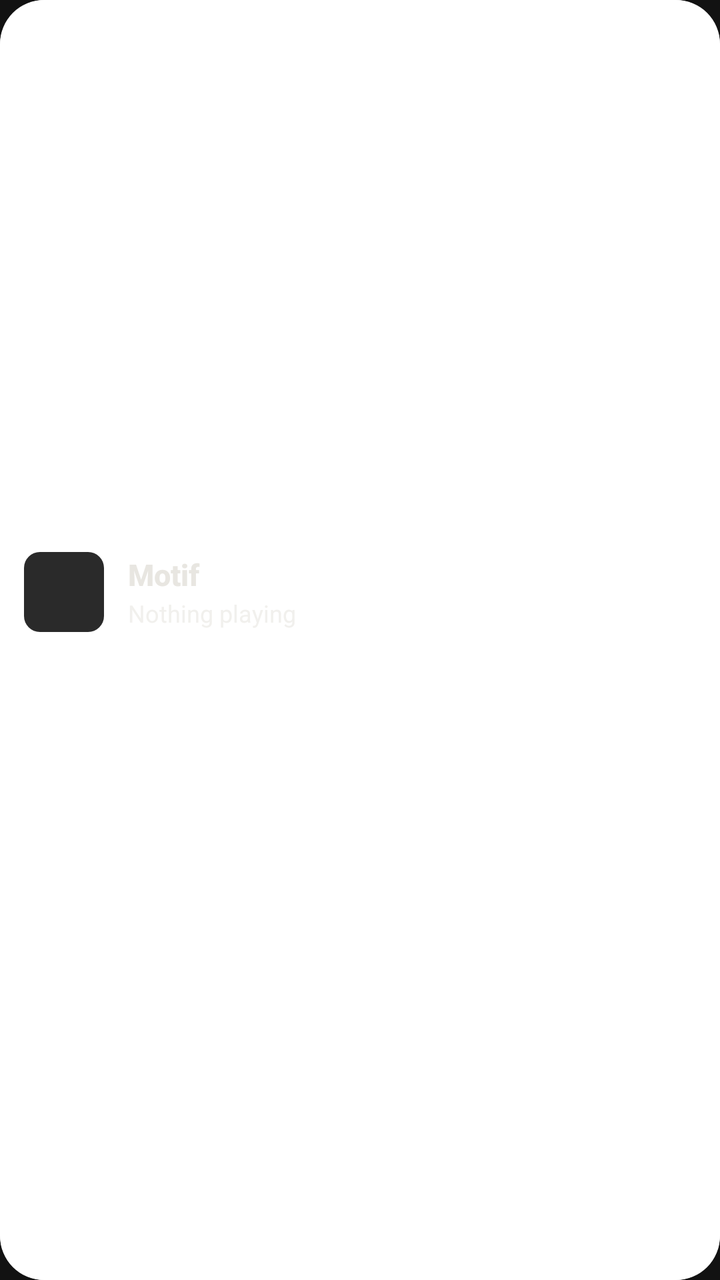
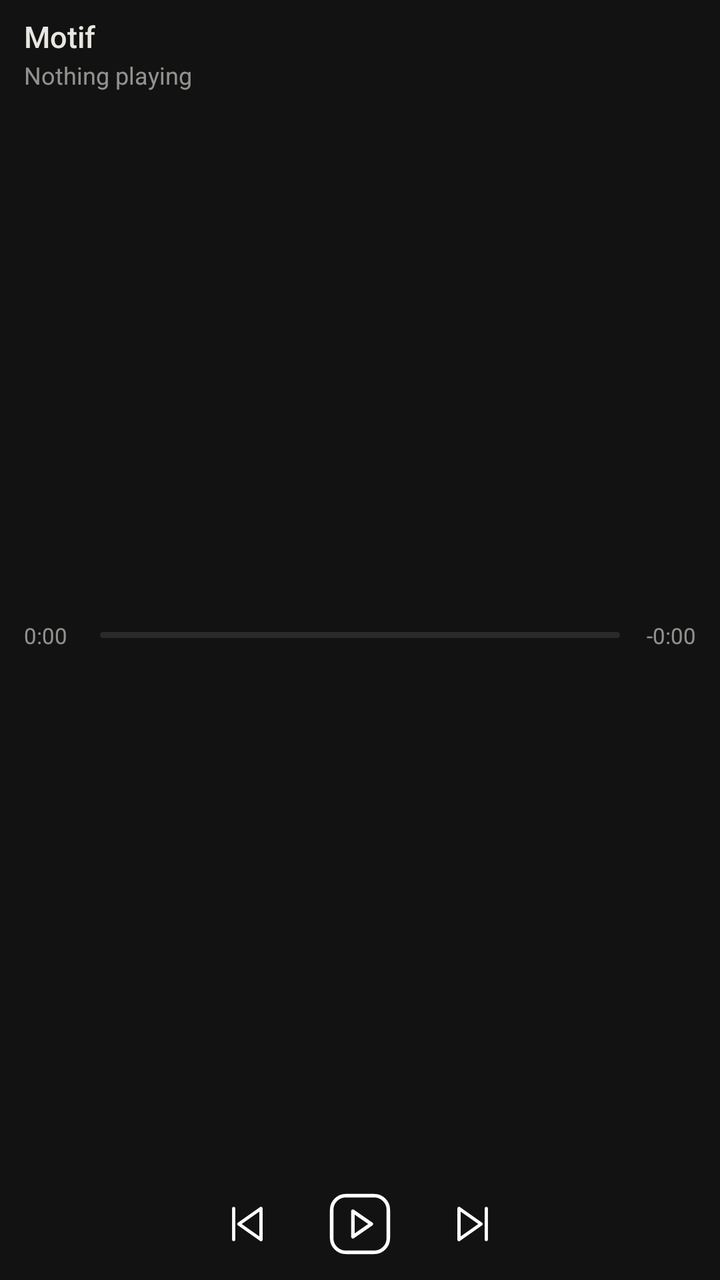

Screens rendered from an Android XML layout before and after an edit, with the pre-edit source and the edit as a unified diff.
<!-- AndroidManifest.xml: application theme Theme.Motif -->
<!-- res/layout/widget_motif.xml -->
<?xml version="1.0" encoding="utf-8"?>
<FrameLayout xmlns:android="http://schemas.android.com/apk/res/android"
    android:id="@+id/widget_root"
    android:layout_width="match_parent"
    android:layout_height="match_parent">

    <ImageView
        android:id="@+id/widget_bg"
        android:layout_width="match_parent"
        android:layout_height="match_parent"
        android:scaleType="fitXY"
        android:src="@drawable/widget_bg"
        android:importantForAccessibility="no" />

    <ImageView
        android:id="@+id/widget_glow"
        android:layout_width="match_parent"
        android:layout_height="match_parent"
        android:scaleType="fitXY"
        android:src="@drawable/widget_glow"
        android:importantForAccessibility="no" />

    <LinearLayout
        android:layout_width="match_parent"
        android:layout_height="match_parent"
        android:orientation="vertical"
        android:paddingStart="12dp"
        android:paddingEnd="12dp"
        android:paddingTop="8dp"
        android:paddingBottom="8dp">

        <LinearLayout
            android:id="@+id/widget_text_row"
            android:layout_width="match_parent"
            android:layout_height="0dp"
            android:layout_weight="1"
            android:gravity="center_vertical"
            android:orientation="horizontal">

            <ImageView
                android:id="@+id/widget_art"
                android:layout_width="40dp"
                android:layout_height="40dp"
                android:layout_marginEnd="12dp"
                android:background="@drawable/widget_art_bg"
                android:scaleType="centerCrop"
                android:contentDescription="Widget settings" />

            <LinearLayout
                android:id="@+id/widget_text"
                android:layout_width="0dp"
                android:layout_height="wrap_content"
                android:layout_weight="1"
                android:orientation="vertical">

                <TextView
                    android:id="@+id/widget_title"
                    android:layout_width="match_parent"
                    android:layout_height="wrap_content"
                    android:ellipsize="end"
                    android:maxLines="1"
                    android:textColor="#E8E6E1"
                    android:textSize="15sp"
                    android:textStyle="bold"
                    android:fontFamily="sans-serif-medium"
                    android:text="Motif" />

                <TextView
                    android:id="@+id/widget_artist"
                    android:layout_width="match_parent"
                    android:layout_height="wrap_content"
                    android:layout_marginTop="1dp"
                    android:ellipsize="end"
                    android:maxLines="1"
                    android:alpha="0.6"
                    android:textColor="#E8E6E1"
                    android:textSize="12sp"
                    android:text="Nothing playing" />
            </LinearLayout>
        </LinearLayout>

        
        <LinearLayout
            android:layout_width="match_parent"
            android:layout_height="44dp"
            android:layout_marginTop="4dp"
            android:orientation="horizontal">

            <FrameLayout
                android:id="@+id/widget_prev_cell"
                android:layout_width="0dp"
                android:layout_height="match_parent"
                android:layout_weight="1">

                <ImageButton
                    android:id="@+id/widget_prev"
                    android:layout_width="44dp"
                    android:layout_height="44dp"
                    android:layout_gravity="center"
                    android:background="@android:color/transparent"
                    android:contentDescription="Previous"
                    android:padding="11dp"
                    android:scaleType="fitCenter"
                    android:src="@drawable/ic_prev" />
            </FrameLayout>

            <FrameLayout
                android:layout_width="0dp"
                android:layout_height="match_parent"
                android:layout_weight="1">

                <FrameLayout
                    android:layout_width="44dp"
                    android:layout_height="44dp"
                    android:layout_gravity="center">

                    <ImageView
                        android:id="@+id/widget_play_bg"
                        android:layout_width="match_parent"
                        android:layout_height="match_parent"
                        android:src="@drawable/widget_circle"
                        android:importantForAccessibility="no" />

                    <ImageButton
                        android:id="@+id/widget_play"
                        android:layout_width="match_parent"
                        android:layout_height="match_parent"
                        android:background="@android:color/transparent"
                        android:contentDescription="Play or pause"
                        android:padding="12dp"
                        android:scaleType="fitCenter"
                        android:src="@drawable/ic_play" />
                </FrameLayout>
            </FrameLayout>

            <FrameLayout
                android:id="@+id/widget_next_cell"
                android:layout_width="0dp"
                android:layout_height="match_parent"
                android:layout_weight="1">

                <ImageButton
                    android:id="@+id/widget_next"
                    android:layout_width="44dp"
                    android:layout_height="44dp"
                    android:layout_gravity="center"
                    android:background="@android:color/transparent"
                    android:contentDescription="Next"
                    android:padding="11dp"
                    android:scaleType="fitCenter"
                    android:src="@drawable/ic_next" />
            </FrameLayout>
        </LinearLayout>
    </LinearLayout>
</FrameLayout>
<!-- resources referenced by this layout -->
<resources>
  <!-- drawable ic_next (drawable) -->
  <vector xmlns:android="http://schemas.android.com/apk/res/android" android:width="24dp" android:height="24dp" android:viewportWidth="24" android:viewportHeight="24">
      <path android:fillColor="#FFFFFFFF" android:pathData="M16,5h2v14h-2zM4,5v14l11,-7z" />
  </vector>
  <!-- drawable ic_play (drawable) -->
  <vector xmlns:android="http://schemas.android.com/apk/res/android" android:width="24dp" android:height="24dp" android:viewportWidth="24" android:viewportHeight="24">
      <path android:fillColor="#FFFFFFFF" android:pathData="M8,5v14l11,-7z" />
  </vector>
  <!-- drawable ic_prev (drawable) -->
  <vector xmlns:android="http://schemas.android.com/apk/res/android" android:width="24dp" android:height="24dp" android:viewportWidth="24" android:viewportHeight="24">
      <path android:fillColor="#FFFFFFFF" android:pathData="M6,5h2v14H6zM20,5v14L9,12z" />
  </vector>
  <!-- drawable widget_art_bg (drawable) -->
  <?xml version="1.0" encoding="utf-8"?>
  <shape xmlns:android="http://schemas.android.com/apk/res/android" android:shape="rectangle">
      <solid android:color="#FF2A2A2A" />
      <corners android:radius="8dp" />
  </shape>
  <!-- drawable widget_bg (drawable) -->
  <?xml version="1.0" encoding="utf-8"?>
  <shape xmlns:android="http://schemas.android.com/apk/res/android" android:shape="rectangle">
      <solid android:color="#FFFFFFFF" />
      <corners android:radius="22dp" />
  </shape>
  <!-- drawable widget_circle (drawable) -->
  <?xml version="1.0" encoding="utf-8"?>
  <shape xmlns:android="http://schemas.android.com/apk/res/android" android:shape="oval">
      <solid android:color="#FFFFFFFF" />
  </shape>
  <!-- drawable widget_glow (drawable) -->
  <?xml version="1.0" encoding="utf-8"?>
  <shape xmlns:android="http://schemas.android.com/apk/res/android" android:shape="rectangle">
      <stroke android:width="1.5dp" android:color="#FFFFFFFF" />
      <corners android:radius="22dp" />
  </shape>
  <style name="Theme.Motif" parent="android:Theme.Material.NoActionBar">
          <item name="android:windowBackground">#121212</item>
          <item name="android:statusBarColor">#121212</item>
          <item name="android:navigationBarColor">#121212</item>
          <item name="android:windowLightStatusBar">false</item>
      </style>
</resources>

<!-- the commit's change to res/layout/widget_motif.xml (unified diff, before → after) -->
@@ -12,14 +12,6 @@
         android:src="@drawable/widget_bg"
         android:importantForAccessibility="no" />
 
-    <ImageView
-        android:id="@+id/widget_glow"
-        android:layout_width="match_parent"
-        android:layout_height="match_parent"
-        android:scaleType="fitXY"
-        android:src="@drawable/widget_glow"
-        android:importantForAccessibility="no" />
-
     <LinearLayout
         android:layout_width="match_parent"
         android:layout_height="match_parent"
@@ -27,13 +19,13 @@
         android:paddingStart="12dp"
         android:paddingEnd="12dp"
         android:paddingTop="8dp"
-        android:paddingBottom="8dp">
+        android:paddingBottom="6dp">
 
+        
         <LinearLayout
-            android:id="@+id/widget_text_row"
+            android:id="@+id/widget_text"
             android:layout_width="match_parent"
-            android:layout_height="0dp"
-            android:layout_weight="1"
+            android:layout_height="wrap_content"
             android:gravity="center_vertical"
             android:orientation="horizontal">
 
@@ -41,13 +33,13 @@
                 android:id="@+id/widget_art"
                 android:layout_width="40dp"
                 android:layout_height="40dp"
-                android:layout_marginEnd="12dp"
+                android:layout_marginEnd="10dp"
                 android:background="@drawable/widget_art_bg"
                 android:scaleType="centerCrop"
-                android:contentDescription="Widget settings" />
+                android:visibility="gone"
+                android:importantForAccessibility="no" />
 
             <LinearLayout
-                android:id="@+id/widget_text"
                 android:layout_width="0dp"
                 android:layout_height="wrap_content"
                 android:layout_weight="1"
@@ -58,11 +50,10 @@
                     android:layout_width="match_parent"
                     android:layout_height="wrap_content"
                     android:ellipsize="end"
-                    android:maxLines="1"
+                    android:singleLine="true"
+                    android:fontFamily="sans-serif-medium"
                     android:textColor="#E8E6E1"
                     android:textSize="15sp"
-                    android:textStyle="bold"
-                    android:fontFamily="sans-serif-medium"
                     android:text="Motif" />
 
                 <TextView
@@ -71,7 +62,7 @@
                     android:layout_height="wrap_content"
                     android:layout_marginTop="1dp"
                     android:ellipsize="end"
-                    android:maxLines="1"
+                    android:singleLine="true"
                     android:alpha="0.6"
                     android:textColor="#E8E6E1"
                     android:textSize="12sp"
@@ -80,76 +71,98 @@
         </LinearLayout>
 
         
+        <View
+            android:layout_width="match_parent"
+            android:layout_height="0dp"
+            android:layout_weight="1" />
+
+        
+        <LinearLayout
+            android:id="@+id/widget_progress_row"
+            android:layout_width="match_parent"
+            android:layout_height="wrap_content"
+            android:gravity="center_vertical"
+            android:orientation="horizontal">
+
+            <TextView
+                android:id="@+id/widget_elapsed"
+                android:layout_width="wrap_content"
+                android:layout_height="wrap_content"
+                android:minWidth="30dp"
+                android:layout_marginEnd="8dp"
+                android:alpha="0.6"
+                android:singleLine="true"
+                android:textColor="#E8E6E1"
+                android:textSize="11sp"
+                android:text="0:00" />
+
+            <ProgressBar
+                android:id="@+id/widget_progress"
+                style="?android:attr/progressBarStyleHorizontal"
+                android:layout_width="0dp"
+                android:layout_height="3dp"
+                android:layout_weight="1"
+                android:max="1000"
+                android:progress="0"
+                android:progressDrawable="@drawable/widget_progress" />
+
+            <TextView
+                android:id="@+id/widget_remaining"
+                android:layout_width="wrap_content"
+                android:layout_height="wrap_content"
+                android:minWidth="30dp"
+                android:layout_marginStart="8dp"
+                android:gravity="end"
+                android:alpha="0.6"
+                android:singleLine="true"
+                android:textColor="#E8E6E1"
+                android:textSize="11sp"
+                android:text="-0:00" />
+        </LinearLayout>
+
+        <View
+            android:layout_width="match_parent"
+            android:layout_height="0dp"
+            android:layout_weight="1" />
+
+        
         <LinearLayout
             android:layout_width="match_parent"
             android:layout_height="44dp"
-            android:layout_marginTop="4dp"
+            android:gravity="center"
             android:orientation="horizontal">
 
-            <FrameLayout
-                android:id="@+id/widget_prev_cell"
-                android:layout_width="0dp"
-                android:layout_height="match_parent"
-                android:layout_weight="1">
+            <ImageButton
+                android:id="@+id/widget_prev"
+                android:layout_width="44dp"
+                android:layout_height="44dp"
+                android:layout_marginEnd="12dp"
+                android:background="@android:color/transparent"
+                android:contentDescription="Previous"
+                android:padding="9dp"
+                android:scaleType="fitCenter"
+                android:src="@drawable/ic_prev" />
 
-                <ImageButton
-                    android:id="@+id/widget_prev"
-                    android:layout_width="44dp"
-                    android:layout_height="44dp"
-                    android:layout_gravity="center"
-                    android:background="@android:color/transparent"
-                    android:contentDescription="Previous"
-                    android:padding="11dp"
-                    android:scaleType="fitCenter"
-                    android:src="@drawable/ic_prev" />
-            </FrameLayout>
+            <ImageButton
+                android:id="@+id/widget_play"
+                android:layout_width="44dp"
+                android:layout_height="44dp"
+                android:background="@android:color/transparent"
+                android:contentDescription="Play or pause"
+                android:padding="5dp"
+                android:scaleType="fitCenter"
+                android:src="@drawable/ic_play" />
 
-            <FrameLayout
-                android:layout_width="0dp"
-                android:layout_height="match_parent"
-                android:layout_weight="1">
-
-                <FrameLayout
-                    android:layout_width="44dp"
-                    android:layout_height="44dp"
-                    android:layout_gravity="center">
-
-                    <ImageView
-                        android:id="@+id/widget_play_bg"
-                        android:layout_width="match_parent"
-                        android:layout_height="match_parent"
-                        android:src="@drawable/widget_circle"
-                        android:importantForAccessibility="no" />
-
-                    <ImageButton
-                        android:id="@+id/widget_play"
-                        android:layout_width="match_parent"
-                        android:layout_height="match_parent"
-                        android:background="@android:color/transparent"
-                        android:contentDescription="Play or pause"
-                        android:padding="12dp"
-                        android:scaleType="fitCenter"
-                        android:src="@drawable/ic_play" />
-                </FrameLayout>
-            </FrameLayout>
-
-            <FrameLayout
-                android:id="@+id/widget_next_cell"
-                android:layout_width="0dp"
-                android:layout_height="match_parent"
-                android:layout_weight="1">
-
-                <ImageButton
-                    android:id="@+id/widget_next"
-                    android:layout_width="44dp"
-                    android:layout_height="44dp"
-                    android:layout_gravity="center"
-                    android:background="@android:color/transparent"
-                    android:contentDescription="Next"
-                    android:padding="11dp"
-                    android:scaleType="fitCenter"
-                    android:src="@drawable/ic_next" />
-            </FrameLayout>
+            <ImageButton
+                android:id="@+id/widget_next"
+                android:layout_width="44dp"
+                android:layout_height="44dp"
+                android:layout_marginStart="12dp"
+                android:background="@android:color/transparent"
+                android:contentDescription="Next"
+                android:padding="9dp"
+                android:scaleType="fitCenter"
+                android:src="@drawable/ic_next" />
         </LinearLayout>
     </LinearLayout>
 </FrameLayout>
<!-- resource entries referenced after the edit -->
@@ -1,16 +1,22 @@
 <!-- resources referenced by this layout -->
 <resources>
   <!-- drawable ic_next (drawable) -->
-  <vector xmlns:android="http://schemas.android.com/apk/res/android" android:width="24dp" android:height="24dp" android:viewportWidth="24" android:viewportHeight="24">
-      <path android:fillColor="#FFFFFFFF" android:pathData="M16,5h2v14h-2zM4,5v14l11,-7z" />
+  <?xml version="1.0" encoding="utf-8"?>
+  <vector xmlns:android="http://schemas.android.com/apk/res/android" android:width="40dp" android:height="40dp" android:viewportWidth="40" android:viewportHeight="40">
+      <path android:strokeColor="#FFFFFFFF" android:strokeWidth="2.5" android:strokeLineCap="round" android:strokeLineJoin="round" android:fillColor="#00000000" android:pathData="M31,8 V32" />
+      <path android:strokeColor="#FFFFFFFF" android:strokeWidth="2.5" android:strokeLineCap="round" android:strokeLineJoin="round" android:fillColor="#00000000" android:pathData="M10,8 L27,20 L10,32 Z" />
   </vector>
   <!-- drawable ic_play (drawable) -->
-  <vector xmlns:android="http://schemas.android.com/apk/res/android" android:width="24dp" android:height="24dp" android:viewportWidth="24" android:viewportHeight="24">
-      <path android:fillColor="#FFFFFFFF" android:pathData="M8,5v14l11,-7z" />
+  <?xml version="1.0" encoding="utf-8"?>
+  <vector xmlns:android="http://schemas.android.com/apk/res/android" android:width="48dp" android:height="48dp" android:viewportWidth="48" android:viewportHeight="48">
+      <path android:strokeColor="#FFFFFFFF" android:strokeWidth="2.5" android:strokeLineJoin="round" android:fillColor="#00000000" android:pathData="M14,4 H34 A10,10 0 0 1 44,14 V34 A10,10 0 0 1 34,44 H14 A10,10 0 0 1 4,34 V14 A10,10 0 0 1 14,4 Z" />
+      <path android:strokeColor="#FFFFFFFF" android:strokeWidth="2.5" android:strokeLineCap="round" android:strokeLineJoin="round" android:fillColor="#00000000" android:pathData="M19,15 L32,24 L19,33 Z" />
   </vector>
   <!-- drawable ic_prev (drawable) -->
-  <vector xmlns:android="http://schemas.android.com/apk/res/android" android:width="24dp" android:height="24dp" android:viewportWidth="24" android:viewportHeight="24">
-      <path android:fillColor="#FFFFFFFF" android:pathData="M6,5h2v14H6zM20,5v14L9,12z" />
+  <?xml version="1.0" encoding="utf-8"?>
+  <vector xmlns:android="http://schemas.android.com/apk/res/android" android:width="40dp" android:height="40dp" android:viewportWidth="40" android:viewportHeight="40">
+      <path android:strokeColor="#FFFFFFFF" android:strokeWidth="2.5" android:strokeLineCap="round" android:strokeLineJoin="round" android:fillColor="#00000000" android:pathData="M9,8 V32" />
+      <path android:strokeColor="#FFFFFFFF" android:strokeWidth="2.5" android:strokeLineCap="round" android:strokeLineJoin="round" android:fillColor="#00000000" android:pathData="M30,8 L13,20 L30,32 Z" />
   </vector>
   <!-- drawable widget_art_bg (drawable) -->
   <?xml version="1.0" encoding="utf-8"?>
@@ -21,20 +27,27 @@
   <!-- drawable widget_bg (drawable) -->
   <?xml version="1.0" encoding="utf-8"?>
   <shape xmlns:android="http://schemas.android.com/apk/res/android" android:shape="rectangle">
-      <solid android:color="#FFFFFFFF" />
-      <corners android:radius="22dp" />
+      <solid android:color="#FF121212" />
+      <corners android:radius="14dp" />
   </shape>
-  <!-- drawable widget_circle (drawable) -->
+  <!-- drawable widget_progress (drawable) -->
   <?xml version="1.0" encoding="utf-8"?>
-  <shape xmlns:android="http://schemas.android.com/apk/res/android" android:shape="oval">
-      <solid android:color="#FFFFFFFF" />
-  </shape>
-  <!-- drawable widget_glow (drawable) -->
-  <?xml version="1.0" encoding="utf-8"?>
-  <shape xmlns:android="http://schemas.android.com/apk/res/android" android:shape="rectangle">
-      <stroke android:width="1.5dp" android:color="#FFFFFFFF" />
-      <corners android:radius="22dp" />
-  </shape>
+  <layer-list xmlns:android="http://schemas.android.com/apk/res/android">
+      <item android:id="@android:id/background">
+          <shape android:shape="rectangle">
+              <corners android:radius="2dp" />
+              <solid android:color="#FF2A2A2A" />
+          </shape>
+      </item>
+      <item android:id="@android:id/progress">
+          <clip>
+              <shape android:shape="rectangle">
+                  <corners android:radius="2dp" />
+                  <solid android:color="#FFC9A96E" />
+              </shape>
+          </clip>
+      </item>
+  </layer-list>
   <style name="Theme.Motif" parent="android:Theme.Material.NoActionBar">
           <item name="android:windowBackground">#121212</item>
           <item name="android:statusBarColor">#121212</item>
